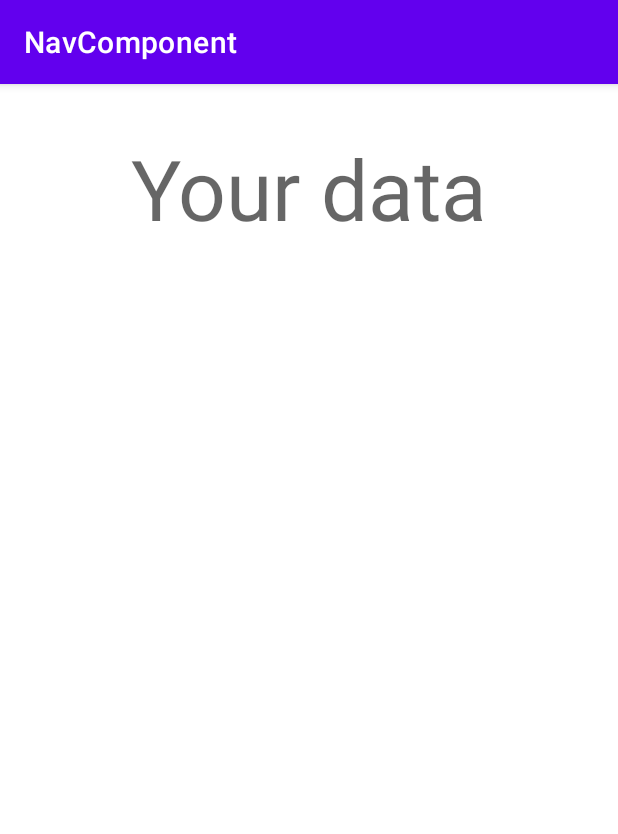
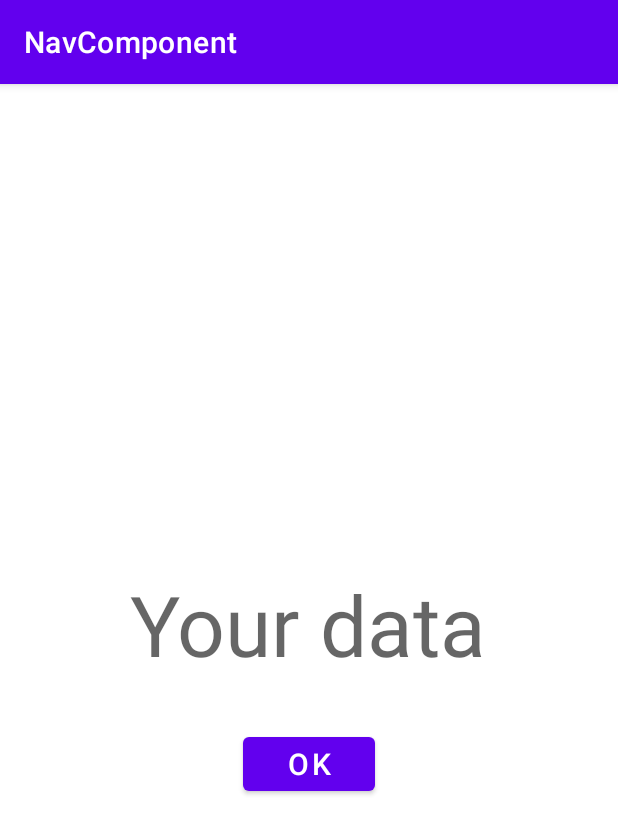
Before and after one commit to morarafrank/NavComponent, an Android app: the InfoFragment screen opened through its navigation route, on a phone screen of 412 x 824 dp. Shown: the top 834 px of the screen. Run offline under Robolectric (Android 15) with nearby library versions, the phone set to English and light mode, and no system bars.

Commit message:
using navControllers in button click listemers to swap fragmets within the NavHostFragment

```diff
--- a/app/src/main/java/com/frankmorara/navcomponent/HomeFragment.kt
+++ b/app/src/main/java/com/frankmorara/navcomponent/HomeFragment.kt
@@ -5,12 +5,20 @@ import android.view.LayoutInflater
 import android.view.View
 import android.view.ViewGroup
 import androidx.fragment.app.Fragment
+import androidx.navigation.fragment.findNavController
 import com.frankmorara.navcomponent.databinding.FragmentHomeBinding
 
 class HomeFragment: Fragment(R.layout.fragment_home) {
     private lateinit var binding: FragmentHomeBinding
     override fun onCreateView(inflater: LayoutInflater, container: ViewGroup?, savedInstanceState: Bundle?): View? {
         binding = FragmentHomeBinding.inflate(layoutInflater)
+
+//        Setting a click listener on continue button to find the navController that moves the home fragment to the login fragment
+        val continueButton = binding.buttonContinue
+        continueButton.setOnClickListener {
+            val action = R.id.action_homeFragment_to_loginFragment
+            findNavController().navigate(action)
+        }
         return binding.root
     }
 }
--- a/app/src/main/java/com/frankmorara/navcomponent/InfoFragment.kt
+++ b/app/src/main/java/com/frankmorara/navcomponent/InfoFragment.kt
@@ -5,12 +5,19 @@ import android.view.LayoutInflater
 import android.view.View
 import android.view.ViewGroup
 import androidx.fragment.app.Fragment
+import androidx.navigation.fragment.findNavController
 import com.frankmorara.navcomponent.databinding.FragmentInfoBinding
 
 class InfoFragment: Fragment(R.layout.fragment_info) {
     private lateinit var binding: FragmentInfoBinding
     override fun onCreateView(inflater: LayoutInflater, container: ViewGroup?, savedInstanceState: Bundle?): View? {
         binding = FragmentInfoBinding.inflate(layoutInflater)
+
+        val okButton = binding.buttonOk
+        okButton.setOnClickListener {
+            val action = R.id.action_infoFragment_to_homeFragment
+            findNavController().navigate(action)
+        }
         return binding.root
 
     }
--- a/app/src/main/java/com/frankmorara/navcomponent/LoginFragment.kt
+++ b/app/src/main/java/com/frankmorara/navcomponent/LoginFragment.kt
@@ -5,12 +5,19 @@ import android.view.LayoutInflater
 import android.view.View
 import android.view.ViewGroup
 import androidx.fragment.app.Fragment
+import androidx.navigation.fragment.findNavController
 import com.frankmorara.navcomponent.databinding.FragmentLoginBinding
 
 class LoginFragment: Fragment(R.layout.fragment_login) {
     private lateinit var binding: FragmentLoginBinding
     override fun onCreateView(inflater: LayoutInflater, container: ViewGroup?, savedInstanceState: Bundle?): View? {
         binding = FragmentLoginBinding.inflate(layoutInflater)
+
+        val loginButton = binding.buttonLogin
+        loginButton.setOnClickListener {
+            val action = R.id.action_loginFragment_to_infoFragment
+            findNavController().navigate(action)
+        }
         return binding.root
     }
 }
--- a/app/src/main/res/layout/fragment_info.xml
+++ b/app/src/main/res/layout/fragment_info.xml
@@ -1,9 +1,9 @@
 <?xml version="1.0" encoding="utf-8"?>
-<androidx.constraintlayout.widget.ConstraintLayout
+<LinearLayout
         xmlns:android="http://schemas.android.com/apk/res/android"
         xmlns:app="http://schemas.android.com/apk/res-auto" xmlns:tools="http://schemas.android.com/tools"
         android:orientation="vertical"
-        android:layout_gravity="center"
+        android:gravity="center"
         android:layout_width="match_parent"
         tools:context=".InfoFragment"
         android:layout_height="match_parent">
@@ -11,8 +11,15 @@
             android:id="@+id/title_text"
             android:text="Your data"
             android:layout_width="wrap_content"
-            android:layout_height="wrap_content" app:layout_constraintEnd_toEndOf="parent"
-            app:layout_constraintStart_toStartOf="parent" app:layout_constraintTop_toTopOf="parent"
-            android:layout_marginTop="32dp" android:textAppearance="@style/TextAppearance.AppCompat.Display3"/>
+            android:layout_height="wrap_content"
+            android:layout_marginTop="32dp"
+            android:textAppearance="@style/TextAppearance.AppCompat.Display3"/>
+    <Button
+            android:layout_width="wrap_content"
+            android:layout_height="wrap_content"
+            android:id="@+id/button_ok"
+            android:text="OK"
+            android:textSize="20sp"
+            android:layout_marginTop="32dp"/>
 
-</androidx.constraintlayout.widget.ConstraintLayout>
+</LinearLayout>
--- a/app/src/main/res/navigation/nav_graph.xml
+++ b/app/src/main/res/navigation/nav_graph.xml
@@ -13,5 +13,8 @@
         <action android:id="@+id/action_loginFragment_to_infoFragment" app:destination="@id/infoFragment"/>
     </fragment>
     <fragment android:id="@+id/infoFragment" android:name="com.frankmorara.navcomponent.InfoFragment"
-              android:label="Info" tools:layout="@layout/fragment_info"/>
+              android:label="Info" tools:layout="@layout/fragment_info">
+        <action android:id="@+id/action_infoFragment_to_homeFragment" app:destination="@id/homeFragment"
+                app:popUpTo="@id/homeFragment"/>
+    </fragment>
 </navigation>
```
